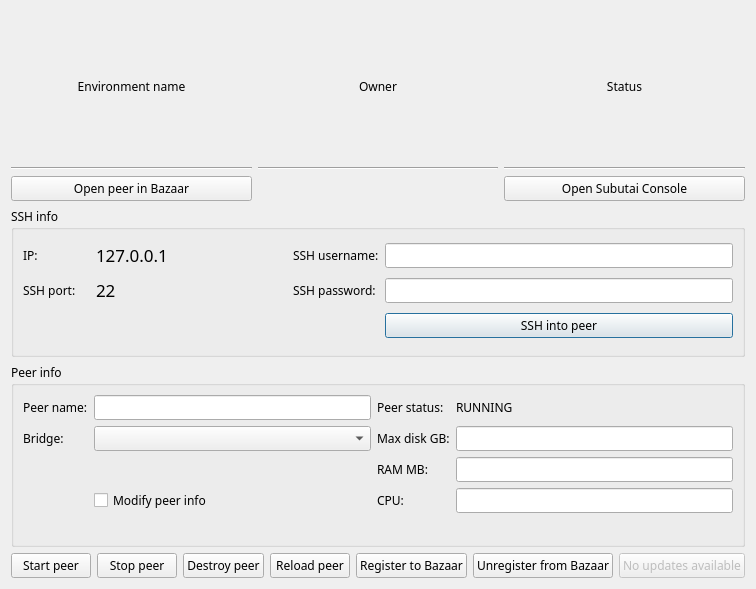
Above: hub/forms/DlgPeer.ui from subutai-io/control-center before the change. Below: the same form after it.
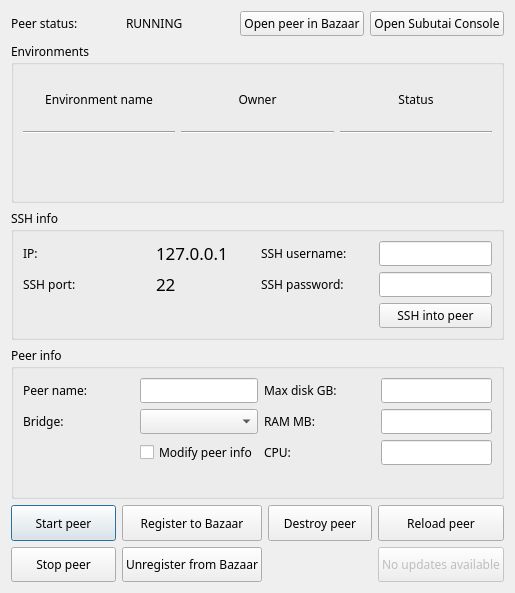
That is the form after the change.

Commit message: environment groupbox added #1122

Patch:
```diff
--- a/hub/forms/DlgPeer.ui
+++ b/hub/forms/DlgPeer.ui
@@ -6,8 +6,8 @@
    <rect>
     <x>0</x>
     <y>0</y>
-    <width>636</width>
-    <height>589</height>
+    <width>515</width>
+    <height>593</height>
    </rect>
   </property>
   <property name="font">
@@ -22,85 +22,144 @@
    <enum>Qt::LeftToRight</enum>
   </property>
   <layout class="QGridLayout" name="gridLayout">
-   <item row="2" column="2">
-    <widget class="Line" name="line_2">
-     <property name="orientation">
-      <enum>Qt::Horizontal</enum>
+   <item row="10" column="1" colspan="2">
+    <layout class="QGridLayout" name="gridLayout_4" rowstretch="0,0">
+     <property name="rightMargin">
+      <number>0</number>
      </property>
-    </widget>
+     <property name="horizontalSpacing">
+      <number>6</number>
+     </property>
+     <item row="0" column="0">
+      <widget class="QPushButton" name="btn_start_stop">
+       <property name="sizePolicy">
+        <sizepolicy hsizetype="Preferred" vsizetype="Preferred">
+         <horstretch>0</horstretch>
+         <verstretch>0</verstretch>
+        </sizepolicy>
+       </property>
+       <property name="toolTip">
+        <string>Start the Peer</string>
+       </property>
+       <property name="text">
+        <string>Start peer</string>
+       </property>
+      </widget>
+     </item>
+     <item row="0" column="2">
+      <widget class="QPushButton" name="btn_destroy">
+       <property name="sizePolicy">
+        <sizepolicy hsizetype="Preferred" vsizetype="Preferred">
+         <horstretch>0</horstretch>
+         <verstretch>0</verstretch>
+        </sizepolicy>
+       </property>
+       <property name="toolTip">
+        <string>Destroy the Peer from your machine</string>
+       </property>
+       <property name="text">
+        <string>Destroy peer</string>
+       </property>
+      </widget>
+     </item>
+     <item row="1" column="3">
+      <widget class="QPushButton" name="btn_update_peer">
+       <property name="enabled">
+        <bool>false</bool>
+       </property>
+       <property name="sizePolicy">
+        <sizepolicy hsizetype="Preferred" vsizetype="Preferred">
+         <horstretch>0</horstretch>
+         <verstretch>0</verstretch>
+        </sizepolicy>
+       </property>
+       <property name="toolTip">
+        <string>No updates for PeerOS</string>
+       </property>
+       <property name="text">
+        <string>No updates available</string>
+       </property>
+      </widget>
+     </item>
+     <item row="1" column="1">
+      <widget class="QPushButton" name="btn_unregister">
+       <property name="sizePolicy">
+        <sizepolicy hsizetype="Preferred" vsizetype="Preferred">
+         <horstretch>0</horstretch>
+         <verstretch>0</verstretch>
+        </sizepolicy>
+       </property>
+       <property name="toolTip">
+        <string>Unregister Peer from your Bazaar account</string>
+       </property>
+       <property name="text">
+        <string>Unregister from Bazaar</string>
+       </property>
+      </widget>
+     </item>
+     <item row="1" column="0">
+      <widget class="QPushButton" name="btn_stop">
+       <property name="sizePolicy">
+        <sizepolicy hsizetype="Preferred" vsizetype="Preferred">
+         <horstretch>0</horstretch>
+         <verstretch>0</verstretch>
+        </sizepolicy>
+       </property>
+       <property name="toolTip">
+        <string>Shut down the Peer</string>
+       </property>
+       <property name="text">
+        <string>Stop peer</string>
+       </property>
+      </widget>
+     </item>
+     <item row="0" column="1">
+      <widget class="QPushButton" name="btn_register_unregister">
+       <property name="sizePolicy">
+        <sizepolicy hsizetype="Preferred" vsizetype="Preferred">
+         <horstretch>0</horstretch>
+         <verstretch>0</verstretch>
+        </sizepolicy>
+       </property>
+       <property name="toolTip">
+        <string>Register Peer to your Bazaar account</string>
+       </property>
+       <property name="text">
+        <string>Register to Bazaar</string>
+       </property>
+      </widget>
+     </item>
+     <item row="0" column="3">
+      <widget class="QPushButton" name="btn_reload">
+       <property name="sizePolicy">
+        <sizepolicy hsizetype="Preferred" vsizetype="Preferred">
+         <horstretch>0</horstretch>
+         <verstretch>0</verstretch>
+        </sizepolicy>
+       </property>
+       <property name="toolTip">
+        <string>Restart the Peer</string>
+       </property>
+       <property name="text">
+        <string>Reload peer</string>
+       </property>
+      </widget>
+     </item>
+    </layout>
    </item>
-   <item row="8" column="1" colspan="3">
+   <item row="8" column="1" colspan="2">
     <widget class="QGroupBox" name="gr_ssh">
      <property name="title">
       <string>SSH info</string>
      </property>
      <layout class="QGridLayout" name="gridLayout_2">
-      <item row="1" column="1">
-       <widget class="QLabel" name="lbl_port">
-        <property name="minimumSize">
-         <size>
-          <width>205</width>
-          <height>0</height>
-         </size>
-        </property>
-        <property name="font">
-         <font>
-          <pointsize>13</pointsize>
-         </font>
-        </property>
-        <property name="frameShadow">
-         <enum>QFrame::Plain</enum>
-        </property>
-        <property name="lineWidth">
-         <number>0</number>
-        </property>
-        <property name="text">
-         <string>22</string>
-        </property>
-        <property name="textFormat">
-         <enum>Qt::RichText</enum>
-        </property>
-        <property name="alignment">
-         <set>Qt::AlignLeading|Qt::AlignLeft|Qt::AlignVCenter</set>
-        </property>
-        <property name="margin">
-         <number>0</number>
-        </property>
-        <property name="indent">
-         <number>14</number>
-        </property>
-       </widget>
-      </item>
-      <item row="1" column="3">
-       <widget class="QLineEdit" name="le_pass"/>
-      </item>
-      <item row="1" column="0">
-       <widget class="QLabel" name="label_2">
-        <property name="text">
-         <string>SSH port:</string>
-        </property>
-       </widget>
-      </item>
-      <item row="0" column="2">
-       <widget class="QLabel" name="label_3">
-        <property name="toolTip">
-         <string>User for ssh (Only for the LAN Peers)</string>
-        </property>
-        <property name="text">
-         <string>SSH username:</string>
-        </property>
-       </widget>
-      </item>
       <item row="0" column="3">
-       <widget class="QLineEdit" name="le_user"/>
-      </item>
-      <item row="2" column="3">
-       <widget class="QPushButton" name="btn_ssh_peer">
-        <property name="toolTip">
-         <string>SSH into the Peer</string>
-        </property>
-        <property name="text">
-         <string>SSH into peer</string>
+       <widget class="QLineEdit" name="le_user">
+        <property name="sizePolicy">
+         <sizepolicy hsizetype="Preferred" vsizetype="Preferred">
+          <horstretch>0</horstretch>
+          <verstretch>0</verstretch>
+         </sizepolicy>
         </property>
        </widget>
       </item>
@@ -114,13 +173,20 @@
         </property>
        </widget>
       </item>
-      <item row="0" column="0">
-       <widget class="QLabel" name="label">
-        <property name="toolTip">
-         <string>Host address of the Peer</string>
-        </property>
+      <item row="1" column="0">
+       <widget class="QLabel" name="label_2">
         <property name="text">
-         <string>IP:</string>
+         <string>SSH port:</string>
+        </property>
+       </widget>
+      </item>
+      <item row="1" column="3">
+       <widget class="QLineEdit" name="le_pass">
+        <property name="sizePolicy">
+         <sizepolicy hsizetype="Preferred" vsizetype="Preferred">
+          <horstretch>0</horstretch>
+          <verstretch>0</verstretch>
+         </sizepolicy>
         </property>
        </widget>
       </item>
@@ -128,7 +194,7 @@
        <widget class="QLabel" name="lbl_ip">
         <property name="minimumSize">
          <size>
-          <width>205</width>
+          <width>0</width>
           <height>0</height>
          </size>
         </property>
@@ -150,100 +216,87 @@
         </property>
        </widget>
       </item>
+      <item row="0" column="2">
+       <widget class="QLabel" name="label_3">
+        <property name="toolTip">
+         <string>User for ssh (Only for the LAN Peers)</string>
+        </property>
+        <property name="text">
+         <string>SSH username:</string>
+        </property>
+       </widget>
+      </item>
+      <item row="0" column="0">
+       <widget class="QLabel" name="label">
+        <property name="toolTip">
+         <string>Host address of the Peer</string>
+        </property>
+        <property name="text">
+         <string>IP:</string>
+        </property>
+       </widget>
+      </item>
+      <item row="2" column="3">
+       <widget class="QPushButton" name="btn_ssh_peer">
+        <property name="sizePolicy">
+         <sizepolicy hsizetype="Preferred" vsizetype="Preferred">
+          <horstretch>0</horstretch>
+          <verstretch>0</verstretch>
+         </sizepolicy>
+        </property>
+        <property name="toolTip">
+         <string>SSH into the Peer</string>
+        </property>
+        <property name="text">
+         <string>SSH into peer</string>
+        </property>
+       </widget>
+      </item>
+      <item row="1" column="1">
+       <widget class="QLabel" name="lbl_port">
+        <property name="minimumSize">
+         <size>
+          <width>0</width>
+          <height>0</height>
+         </size>
+        </property>
+        <property name="font">
+         <font>
+          <pointsize>13</pointsize>
+         </font>
+        </property>
+        <property name="frameShadow">
+         <enum>QFrame::Plain</enum>
+        </property>
+        <property name="lineWidth">
+         <number>0</number>
+        </property>
+        <property name="text">
+         <string>22</string>
+        </property>
+        <property name="textFormat">
+         <enum>Qt::RichText</enum>
+        </property>
+        <property name="alignment">
+         <set>Qt::AlignLeading|Qt::AlignLeft|Qt::AlignVCenter</set>
+        </property>
+        <property name="margin">
+         <number>0</number>
+        </property>
+        <property name="indent">
+         <number>14</number>
+        </property>
+       </widget>
+      </item>
      </layout>
     </widget>
    </item>
-   <item row="1" column="1">
-    <widget class="QLabel" name="lbl_env">
-     <property name="toolTip">
-      <string>List of environments running on your Peer</string>
-     </property>
-     <property name="text">
-      <string>Environment name</string>
-     </property>
-     <property name="alignment">
-      <set>Qt::AlignCenter</set>
-     </property>
-    </widget>
-   </item>
-   <item row="1" column="3">
-    <widget class="QLabel" name="lbl_env_status">
-     <property name="toolTip">
-      <string>Status of environments</string>
-     </property>
-     <property name="text">
-      <string>Status</string>
-     </property>
-     <property name="alignment">
-      <set>Qt::AlignCenter</set>
-     </property>
-    </widget>
-   </item>
-   <item row="2" column="3">
-    <widget class="Line" name="line_3">
-     <property name="orientation">
-      <enum>Qt::Horizontal</enum>
-     </property>
-    </widget>
-   </item>
-   <item row="3" column="3">
-    <layout class="QVBoxLayout" name="env_status"/>
-   </item>
-   <item row="3" column="2">
-    <layout class="QVBoxLayout" name="env_owner"/>
-   </item>
-   <item row="3" column="1">
-    <layout class="QVBoxLayout" name="env_name"/>
-   </item>
-   <item row="6" column="3">
-    <widget class="QPushButton" name="btn_launch_console">
-     <property name="toolTip">
-      <string>Launch Subutai Console in browser</string>
-     </property>
-     <property name="text">
-      <string>Open Subutai Console</string>
-     </property>
-    </widget>
-   </item>
-   <item row="6" column="1">
-    <widget class="QPushButton" name="btn_peer_on_hub">
-     <property name="toolTip">
-      <string>Open Peer in the Bazaar</string>
-     </property>
-     <property name="text">
-      <string>Open peer in Bazaar</string>
-     </property>
-    </widget>
-   </item>
-   <item row="2" column="1">
-    <widget class="Line" name="line_1">
-     <property name="orientation">
-      <enum>Qt::Horizontal</enum>
-     </property>
-    </widget>
-   </item>
-   <item row="1" column="2">
-    <widget class="QLabel" name="lbl_env_owner">
-     <property name="toolTip">
-      <string>List of owners for each environment</string>
-     </property>
-     <property name="text">
-      <string>Owner</string>
-     </property>
-     <property name="alignment">
-      <set>Qt::AlignCenter</set>
-     </property>
-    </widget>
-   </item>
-   <item row="9" column="1" colspan="3">
+   <item row="9" column="1" colspan="2">
     <widget class="QGroupBox" name="gr_peer_control">
      <property name="title">
       <string>Peer info</string>
      </property>
      <layout class="QGridLayout" name="gridLayout_3">
-      <item row="3" column="3">
-       <widget class="QLineEdit" name="le_ram"/>
-      </item>
       <item row="1" column="0">
        <widget class="QLabel" name="lbl_name">
         <property name="toolTip">
@@ -252,65 +305,30 @@
         <property name="text">
          <string>Peer name:</string>
         </property>
+        <property name="indent">
+         <number>0</number>
+        </property>
        </widget>
       </item>
       <item row="1" column="1">
-       <widget class="QLineEdit" name="le_name"/>
-      </item>
-      <item row="1" column="3">
-       <widget class="QLabel" name="le_status">
-        <property name="text">
-         <string>RUNNING</string>
-        </property>
-       </widget>
-      </item>
-      <item row="3" column="2">
-       <widget class="QLabel" name="lbl_ram">
-        <property name="toolTip">
-         <string>RAM size of the Peer in MB</string>
-        </property>
-        <property name="text">
-         <string>RAM MB:</string>
-        </property>
-       </widget>
-      </item>
-      <item row="1" column="2">
-       <widget class="QLabel" name="lbl_status">
-        <property name="minimumSize">
-         <size>
-          <width>44</width>
-          <height>0</height>
-         </size>
-        </property>
-        <property name="toolTip">
-         <string>State of the Peer</string>
-        </property>
-        <property name="text">
-         <string>Peer status:</string>
-        </property>
-       </widget>
-      </item>
-      <item row="11" column="1">
-       <widget class="QLabel" name="lbl_update_peeros">
-        <property name="enabled">
-         <bool>true</bool>
-        </property>
+       <widget class="QLineEdit" name="le_name">
         <property name="sizePolicy">
-         <sizepolicy hsizetype="Expanding" vsizetype="Preferred">
+         <sizepolicy hsizetype="Preferred" vsizetype="Preferred">
           <horstretch>0</horstretch>
           <verstretch>0</verstretch>
          </sizepolicy>
         </property>
-        <property name="statusTip">
-         <string>Updates for PeerOS</string>
-        </property>
-        <property name="text">
-         <string/>
-        </property>
        </widget>
       </item>
       <item row="2" column="1">
-       <widget class="QComboBox" name="cmb_bridge"/>
+       <widget class="QComboBox" name="cmb_bridge">
+        <property name="sizePolicy">
+         <sizepolicy hsizetype="Preferred" vsizetype="Preferred">
+          <horstretch>0</horstretch>
+          <verstretch>0</verstretch>
+         </sizepolicy>
+        </property>
+       </widget>
       </item>
       <item row="2" column="0">
        <widget class="QLabel" name="lbl_bridge">
@@ -320,23 +338,20 @@
         <property name="text">
          <string>Bridge:</string>
         </property>
-       </widget>
-      </item>
-      <item row="2" column="2">
-       <widget class="QLabel" name="lbl_disk">
-        <property name="toolTip">
-         <string>Peer's disk size in GB</string>
+        <property name="indent">
+         <number>0</number>
         </property>
-        <property name="text">
-         <string>Max disk GB:</string>
-        </property>
        </widget>
       </item>
-      <item row="2" column="3">
-       <widget class="QLineEdit" name="le_disk"/>
-      </item>
       <item row="5" column="3">
-       <widget class="QLineEdit" name="le_cpu"/>
+       <widget class="QLineEdit" name="le_cpu">
+        <property name="sizePolicy">
+         <sizepolicy hsizetype="Preferred" vsizetype="Preferred">
+          <horstretch>0</horstretch>
+          <verstretch>0</verstretch>
+         </sizepolicy>
+        </property>
+       </widget>
       </item>
       <item row="5" column="2">
        <widget class="QLabel" name="lbl_cpu">
@@ -346,10 +361,19 @@
         <property name="text">
          <string>CPU:</string>
         </property>
+        <property name="indent">
+         <number>0</number>
+        </property>
        </widget>
       </item>
       <item row="5" column="1">
        <widget class="QCheckBox" name="change_confugre">
+        <property name="sizePolicy">
+         <sizepolicy hsizetype="Preferred" vsizetype="Preferred">
+          <horstretch>0</horstretch>
+          <verstretch>0</verstretch>
+         </sizepolicy>
+        </property>
         <property name="toolTip">
          <string>Unlock to change your Peer configurations</string>
         </property>
@@ -358,86 +382,276 @@
         </property>
        </widget>
       </item>
+      <item row="1" column="2">
+       <widget class="QLabel" name="lbl_disk">
+        <property name="toolTip">
+         <string>Peer's disk size in GB</string>
+        </property>
+        <property name="text">
+         <string>Max disk GB:</string>
+        </property>
+        <property name="indent">
+         <number>0</number>
+        </property>
+       </widget>
+      </item>
+      <item row="1" column="3">
+       <widget class="QLineEdit" name="le_disk">
+        <property name="sizePolicy">
+         <sizepolicy hsizetype="Preferred" vsizetype="Preferred">
+          <horstretch>0</horstretch>
+          <verstretch>0</verstretch>
+         </sizepolicy>
+        </property>
+       </widget>
+      </item>
+      <item row="2" column="2">
+       <widget class="QLabel" name="lbl_ram">
+        <property name="toolTip">
+         <string>RAM size of the Peer in MB</string>
+        </property>
+        <property name="text">
+         <string>RAM MB:</string>
+        </property>
+        <property name="indent">
+         <number>0</number>
+        </property>
+       </widget>
+      </item>
+      <item row="2" column="3">
+       <widget class="QLineEdit" name="le_ram">
+        <property name="sizePolicy">
+         <sizepolicy hsizetype="Preferred" vsizetype="Preferred">
+          <horstretch>0</horstretch>
+          <verstretch>0</verstretch>
+         </sizepolicy>
+        </property>
+       </widget>
+      </item>
+      <item row="11" column="0" colspan="4">
+       <widget class="QLabel" name="lbl_update_peeros">
+        <property name="enabled">
+         <bool>true</bool>
+        </property>
+        <property name="sizePolicy">
+         <sizepolicy hsizetype="Preferred" vsizetype="Preferred">
+          <horstretch>0</horstretch>
+          <verstretch>0</verstretch>
+         </sizepolicy>
+        </property>
+        <property name="statusTip">
+         <string>Updates for PeerOS</string>
+        </property>
+        <property name="text">
+         <string/>
+        </property>
+       </widget>
+      </item>
      </layout>
     </widget>
    </item>
-   <item row="10" column="1" colspan="3">
-    <layout class="QGridLayout" name="gridLayout_4">
-     <item row="0" column="5">
-      <widget class="QPushButton" name="btn_unregister">
-       <property name="toolTip">
-        <string>Unregister Peer from your Bazaar account</string>
+   <item row="0" column="1" colspan="2">
+    <layout class="QHBoxLayout" name="horizontalLayout_3">
+     <property name="spacing">
+      <number>6</number>
+     </property>
+     <property name="sizeConstraint">
+      <enum>QLayout::SetFixedSize</enum>
+     </property>
+     <item>
+      <widget class="QLabel" name="lbl_status">
+       <property name="sizePolicy">
+        <sizepolicy hsizetype="Preferred" vsizetype="Fixed">
+         <horstretch>0</horstretch>
+         <verstretch>0</verstretch>
+        </sizepolicy>
        </property>
-       <property name="text">
-        <string>Unregister from Bazaar</string>
+       <property name="minimumSize">
+        <size>
+         <width>0</width>
+         <height>0</height>
+        </size>
        </property>
-      </widget>
-     </item>
-     <item row="0" column="0">
-      <widget class="QPushButton" name="btn_start">
        <property name="toolTip">
-        <string>Start the Peer</string>
+        <string>State of the Peer</string>
        </property>
        <property name="text">
-        <string>Start peer</string>
+        <string>Peer status:</string>
        </property>
-      </widget>
-     </item>
-     <item row="0" column="1">
-      <widget class="QPushButton" name="btn_stop">
-       <property name="toolTip">
-        <string>Shut down the Peer</string>
+       <property name="indent">
+        <number>0</number>
        </property>
-       <property name="text">
-        <string>Stop peer</string>
-       </property>
       </widget>
      </item>
-     <item row="0" column="4">
-      <widget class="QPushButton" name="btn_register">
-       <property name="toolTip">
-        <string>Register Peer to your Bazaar account</string>
+     <item>
+      <widget class="QLabel" name="le_status">
+       <property name="sizePolicy">
+        <sizepolicy hsizetype="Preferred" vsizetype="Fixed">
+         <horstretch>0</horstretch>
+         <verstretch>0</verstretch>
+        </sizepolicy>
        </property>
-       <property name="text">
-        <string>Register to Bazaar</string>
+       <property name="inputMethodHints">
+        <set>Qt::ImhPreferUppercase</set>
        </property>
-      </widget>
-     </item>
-     <item row="0" column="2">
-      <widget class="QPushButton" name="btn_destroy">
-       <property name="toolTip">
-        <string>Destroy the Peer from your machine</string>
-       </property>
        <property name="text">
-        <string>Destroy peer</string>
+        <string>RUNNING</string>
        </property>
       </widget>
      </item>
-     <item row="0" column="3">
-      <widget class="QPushButton" name="btn_reload">
+     <item>
+      <widget class="QPushButton" name="btn_peer_on_hub">
+       <property name="sizePolicy">
+        <sizepolicy hsizetype="Preferred" vsizetype="Fixed">
+         <horstretch>0</horstretch>
+         <verstretch>0</verstretch>
+        </sizepolicy>
+       </property>
        <property name="toolTip">
-        <string>Restart the Peer</string>
+        <string>Open Peer in the Bazaar</string>
        </property>
        <property name="text">
-        <string>Reload peer</string>
+        <string>Open peer in Bazaar</string>
        </property>
       </widget>
      </item>
-     <item row="0" column="6">
-      <widget class="QPushButton" name="btn_update_peer">
-       <property name="enabled">
-        <bool>false</bool>
+     <item>
+      <widget class="QPushButton" name="btn_launch_console">
+       <property name="sizePolicy">
+        <sizepolicy hsizetype="Preferred" vsizetype="Fixed">
+         <horstretch>0</horstretch>
+         <verstretch>0</verstretch>
+        </sizepolicy>
        </property>
        <property name="toolTip">
-        <string>No updates for PeerOS</string>
+        <string>Launch Subutai Console in browser</string>
        </property>
        <property name="text">
-        <string>No updates available</string>
+        <string>Open Subutai Console</string>
        </property>
       </widget>
      </item>
     </layout>
    </item>
+   <item row="4" column="1" rowspan="2" colspan="2">
+    <widget class="QGroupBox" name="groupBox">
+     <property name="title">
+      <string>Environments</string>
+     </property>
+     <layout class="QGridLayout" name="gridLayout_5">
+      <item row="0" column="0">
+       <layout class="QGridLayout" name="gridLayout_6">
+        <item row="0" column="1">
+         <widget class="QLabel" name="lbl_env_owner">
+          <property name="sizePolicy">
+           <sizepolicy hsizetype="Expanding" vsizetype="Expanding">
+            <horstretch>0</horstretch>
+            <verstretch>0</verstretch>
+           </sizepolicy>
+          </property>
+          <property name="toolTip">
+           <string>List of owners for each environment</string>
+          </property>
+          <property name="text">
+           <string>Owner</string>
+          </property>
+          <property name="alignment">
+           <set>Qt::AlignCenter</set>
+          </property>
+         </widget>
+        </item>
+        <item row="1" column="0">
+         <widget class="Line" name="line_1">
+          <property name="orientation">
+           <enum>Qt::Horizontal</enum>
+          </property>
+         </widget>
+        </item>
+        <item row="0" column="2">
+         <widget class="QLabel" name="lbl_env_status">
+          <property name="sizePolicy">
+           <sizepolicy hsizetype="Expanding" vsizetype="Expanding">
+            <horstretch>0</horstretch>
+            <verstretch>0</verstretch>
+           </sizepolicy>
+          </property>
+          <property name="toolTip">
+           <string>Status of environments</string>
+          </property>
+          <property name="text">
+           <string>Status</string>
+          </property>
+          <property name="alignment">
+           <set>Qt::AlignCenter</set>
+          </property>
+         </widget>
+        </item>
+        <item row="2" column="1">
+         <layout class="QVBoxLayout" name="env_owner"/>
+        </item>
+        <item row="2" column="0">
+         <layout class="QVBoxLayout" name="env_name"/>
+        </item>
+        <item row="1" column="1">
+         <widget class="Line" name="line_2">
+          <property name="orientation">
+           <enum>Qt::Horizontal</enum>
+          </property>
+         </widget>
+        </item>
+        <item row="2" column="2">
+         <layout class="QVBoxLayout" name="env_status"/>
+        </item>
+        <item row="0" column="0">
+         <widget class="QLabel" name="lbl_env">
+          <property name="sizePolicy">
+           <sizepolicy hsizetype="Expanding" vsizetype="Expanding">
+            <horstretch>0</horstretch>
+            <verstretch>0</verstretch>
+           </sizepolicy>
+          </property>
+          <property name="toolTip">
+           <string>List of environments running on your Peer</string>
+          </property>
+          <property name="text">
+           <string>Environment name</string>
+          </property>
+          <property name="alignment">
+           <set>Qt::AlignCenter</set>
+          </property>
+         </widget>
+        </item>
+        <item row="1" column="2">
+         <widget class="Line" name="line_3">
+          <property name="orientation">
+           <enum>Qt::Horizontal</enum>
+          </property>
+         </widget>
+        </item>
+        <item row="3" column="0" colspan="3">
+         <widget class="QLabel" name="lbl_env_info">
+          <property name="sizePolicy">
+           <sizepolicy hsizetype="Expanding" vsizetype="Expanding">
+            <horstretch>0</horstretch>
+            <verstretch>0</verstretch>
+           </sizepolicy>
+          </property>
+          <property name="text">
+           <string/>
+          </property>
+          <property name="alignment">
+           <set>Qt::AlignCenter</set>
+          </property>
+          <property name="margin">
+           <number>2</number>
+          </property>
+         </widget>
+        </item>
+       </layout>
+      </item>
+     </layout>
+    </widget>
+   </item>
   </layout>
  </widget>
  <resources/>
```
The commit also changes 1 other file.
